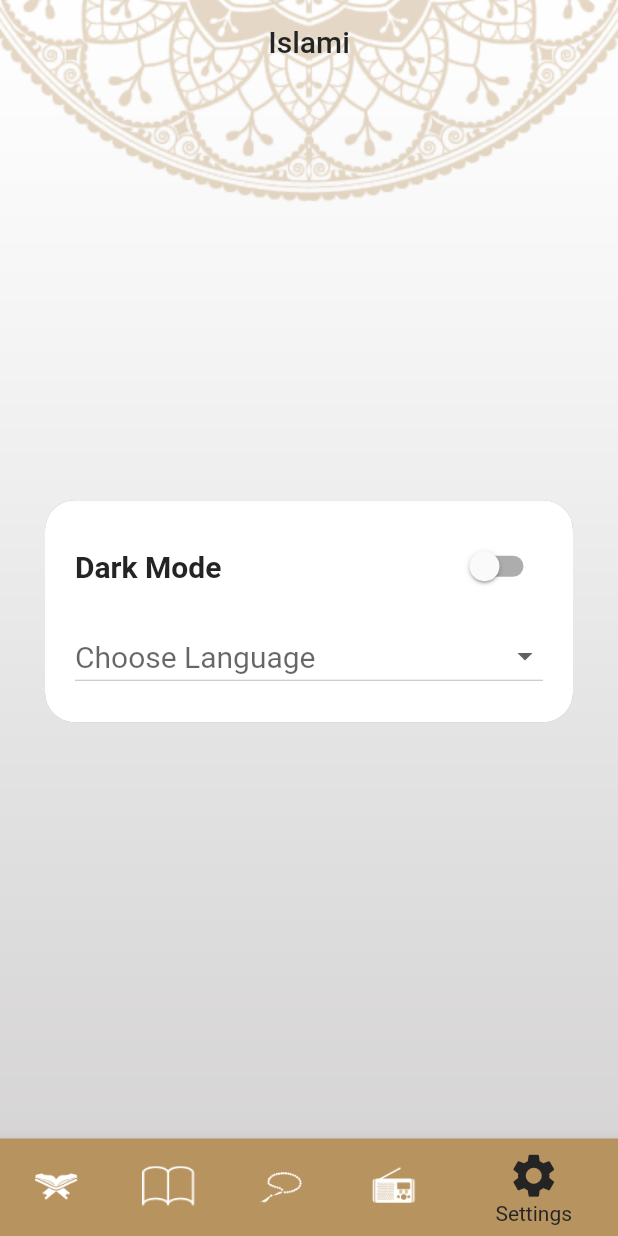
After one commit to EbrahimTarek02/islami, a Flutter app: the screen it shows after launch, item 5 of the bottom bar chosen, on a phone screen of 412 x 824 dp. The commit adds this screen. Run offline on Flutter 3.47's test engine with Material 2 defaults, Android fonts, the phone set to English and light mode, and no system bars; generated files the repository leaves out were written again.

Commit message:
Settings Tab Done.

```diff
--- a/lib/l10n/app_ar.arb
+++ b/lib/l10n/app_ar.arb
@@ -12,5 +12,8 @@
   "laIlahaEllaAllah" : "لا إله إلا الله",
   "allahAkbar" : "الله أكبر",
   "laHawlaWaLaQuaEllaBillah" : "لا حول ولا قوة إلا بالله",
-  "alQuranAlKarimStation" : "إذاعة القرآن الكريم"
+  "alQuranAlKarimStation" : "إذاعة القرآن الكريم",
+  "settings" : "الإعدادات",
+  "darkMode" : "الوضع الليلى",
+  "chooseLanguage" : "اختر اللغة"
 }
--- a/lib/l10n/app_en.arb
+++ b/lib/l10n/app_en.arb
@@ -12,5 +12,8 @@
   "laIlahaEllaAllah" : "La ilaha ella Allah",
   "allahAkbar" : "Allah Akbar",
   "laHawlaWaLaQuaEllaBillah" : "La hawla wa la qua ella billah",
-  "alQuranAlKarimStation" : "Al Quran Al Karim Station"
+  "alQuranAlKarimStation" : "Al Quran Al Karim Station",
+  "settings" : "Settings",
+  "darkMode" : "Dark Mode",
+  "chooseLanguage" : "Choose Language"
 }
--- a/lib/main.dart
+++ b/lib/main.dart
@@ -1,19 +1,26 @@
 import 'package:flutter/material.dart';
+import 'package:islami/providers/settings_provider.dart';
 import 'package:islami/ui/hadith_screen/hadith_screen.dart';
 import 'package:islami/ui/home_screen/home_screen.dart';
 import 'package:islami/ui/surah_screen/surah_screen.dart';
 import 'package:flutter_localizations/flutter_localizations.dart';
 import 'package:flutter_gen/gen_l10n/app_localizations.dart';
+import 'package:provider/provider.dart';
 
 void main() {
-  runApp(const MyApp());
+  runApp(ChangeNotifierProvider(
+    create: (_) => SettingsProvider(),
+    child: MyApp()
+  ));
 }
 
 class MyApp extends StatelessWidget {
-  const MyApp({super.key});
 
   @override
   Widget build(BuildContext context) {
+
+    SettingsProvider provider = Provider.of(context);
+
     return MaterialApp(
 
       localizationsDelegates: [
@@ -22,14 +29,13 @@ class MyApp extends StatelessWidget {
         GlobalWidgetsLocalizations.delegate,
         GlobalCupertinoLocalizations.delegate,
       ],
+
       supportedLocales: [
         Locale('en'),
         Locale('ar'),
       ],
 
-      locale: Locale('en'),
-
-      debugShowCheckedModeBanner: false,
+      locale: Locale(provider.currentLanguage),
 
       routes: {
         HomeScreen.routeName : (_) => HomeScreen(),
@@ -38,6 +44,11 @@ class MyApp extends StatelessWidget {
       },
 
       initialRoute: HomeScreen.routeName,
+
+      debugShowCheckedModeBanner: false,
+
+      themeMode: provider.isDark ? ThemeMode.dark : ThemeMode.light,
+
     );
   }
 }
--- /dev/null
+++ b/lib/providers/settings_provider.dart
@@ -0,0 +1,16 @@
+import 'package:flutter/cupertino.dart';
+
+class SettingsProvider extends ChangeNotifier {
+  bool isDark = false;
+  String currentLanguage = 'en';
+
+  void changeMode() {
+    isDark = !isDark;
+    notifyListeners();
+  }
+
+  void changeLanguage(String value) {
+    currentLanguage = value;
+    notifyListeners();
+  }
+}
--- a/lib/ui/home_screen/home_screen.dart
+++ b/lib/ui/home_screen/home_screen.dart
@@ -7,6 +7,7 @@ import 'package:islami/ui/quran_screen/quran_screen.dart';
 import 'package:islami/ui/radio_screen/radio_screen.dart';
 import 'package:islami/ui/sebha_screen/sebha_screen.dart';
 import 'package:flutter_gen/gen_l10n/app_localizations.dart';
+import 'package:islami/ui/settings_screen/settings_screen.dart';
 
 class HomeScreen extends StatefulWidget {
 
@@ -23,7 +24,8 @@ class _HomeScreenState extends State<HomeScreen> {
     QuranScreen(),
     AhadeethScreen(),
     SebhaScreen(),
-    RadioScreen()
+    RadioScreen(),
+    SettingsScreen()
   ];
 
   @override
@@ -89,6 +91,10 @@ class _HomeScreenState extends State<HomeScreen> {
             icon: ImageIcon(AssetImage(AppAssets.icRadio)),
             label: AppLocalizations.of(context)!.radio,
           ),
+          BottomNavigationBarItem(
+            icon: Icon(Icons.settings),
+            label: AppLocalizations.of(context)!.settings,
+          ),
         ],
       ),
     );
--- /dev/null
+++ b/lib/ui/settings_screen/settings_screen.dart
@@ -0,0 +1,62 @@
+import 'package:flutter/material.dart';
+import 'package:islami/constants/app_theme_colors.dart';
+import 'package:islami/constants/app_theme_text_style.dart';
+import 'package:flutter_gen/gen_l10n/app_localizations.dart';
+import 'package:islami/providers/settings_provider.dart';
+import 'package:provider/provider.dart';
+
+class SettingsScreen extends StatelessWidget {
+
+  @override
+  Widget build(BuildContext context) {
+
+    SettingsProvider provider = Provider.of(context);
+
+    return Center(
+      child: Container(
+        margin: EdgeInsets.all(30.0),
+        padding: EdgeInsets.all(20.0),
+        decoration: BoxDecoration(
+          color: Colors.white,
+          borderRadius: BorderRadius.circular(20.0),
+          boxShadow: [
+            BoxShadow(
+              color: AppThemeColor.grey
+            ),
+          ]
+        ),
+        child: Column(
+          crossAxisAlignment: CrossAxisAlignment.stretch,
+          mainAxisSize: MainAxisSize.min,
+          children: [
+            Row(
+              mainAxisAlignment: MainAxisAlignment.spaceBetween,
+              children: [
+                Text(
+                  AppLocalizations.of(context)!.darkMode,
+                  style: AppThemeTextStyle.tableHeadTextStyle,
+                ),
+                Switch(
+                  value: provider.isDark,
+                  onChanged: (value) => provider.changeMode(),
+                  activeColor: AppThemeColor.primary,
+                ),
+              ],
+            ),
+            SizedBox(height: 12,),
+            DropdownButton(
+              isExpanded: true,
+              items: [
+                DropdownMenuItem(child: Text('العربية'), value: 'ar',),
+                DropdownMenuItem(child: Text('English'), value: 'en',),
+              ],
+              hint: Text(AppLocalizations.of(context)!.chooseLanguage),
+              style: AppThemeTextStyle.appBarTextStyle.copyWith(fontSize: 20),
+              onChanged: (value) => provider.changeLanguage(value.toString()),
+            ),
+          ],
+        ),
+      ),
+    );
+  }
+}
--- a/pubspec.yaml
+++ b/pubspec.yaml
@@ -39,6 +39,7 @@ dependencies:
   # The following adds the Cupertino Icons font to your application.
   # Use with the CupertinoIcons class for iOS style icons.
   cupertino_icons: ^1.0.2
+  provider: ^6.0.5
 
 dev_dependencies:
   flutter_test:
```
Also changed, not shown: pubspec.lock.
